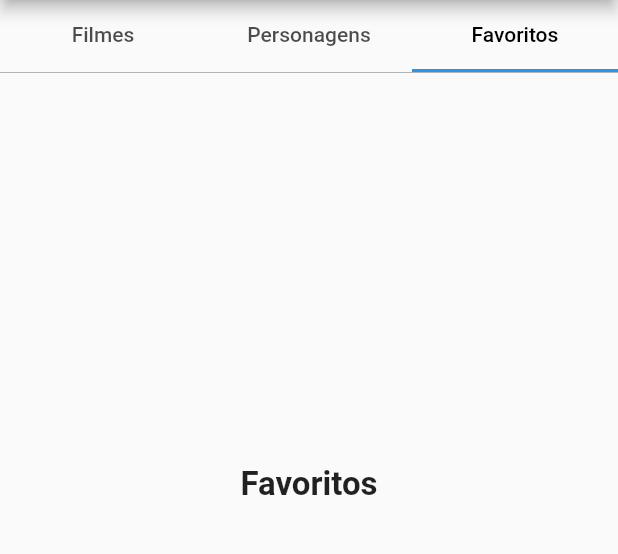
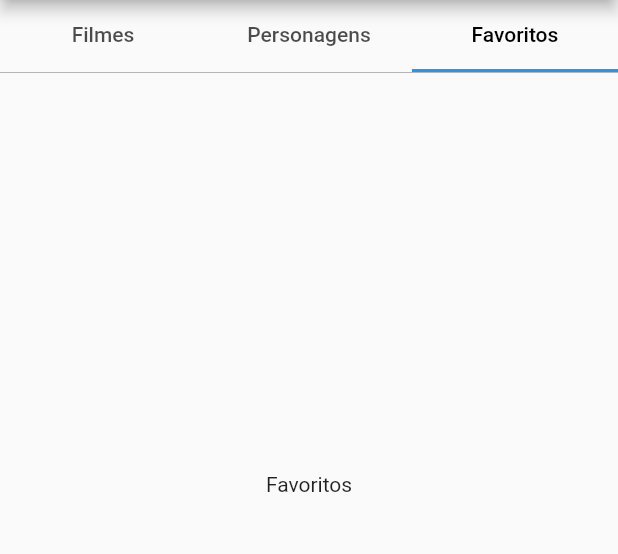
Before and after one commit to joaovs2004/App-StarWars, a Flutter app: the screen it shows after launch, tab 3 chosen, on a phone screen of 412 x 824 dp, the part 84-638 px from its top. Run offline on Flutter 3.47's test engine with Material 2 defaults, Android fonts, the phone set to English and light mode, and no system bars; our stand-ins replace sqflite; missing offline and left inert: flutter_inappwebview; accounts and stored records are empty; network calls fail.

Commit message:
Add favorites tab to homepage

```diff
--- a/lib/screens/homepage.dart
+++ b/lib/screens/homepage.dart
@@ -1,4 +1,5 @@
 import 'package:flutter/material.dart';
+import 'package:teste03_escribo/components/favoritescomponent.dart';
 import 'package:teste03_escribo/components/filmcomponent.dart';
 import 'package:teste03_escribo/components/characterscomponent.dart';
 
@@ -55,12 +56,8 @@ class _HomePageState extends State<HomePage> {
                       child: characters,
                     ),
                     const Center(
-                      child: Text(
-                        'Favoritos',
-                        style: TextStyle(
-                            fontSize: 22, fontWeight: FontWeight.bold),
-                      ),
-                    ),
+                      child: FavoritesPage(),
+                    )
                   ],
                 ),
               )
```
